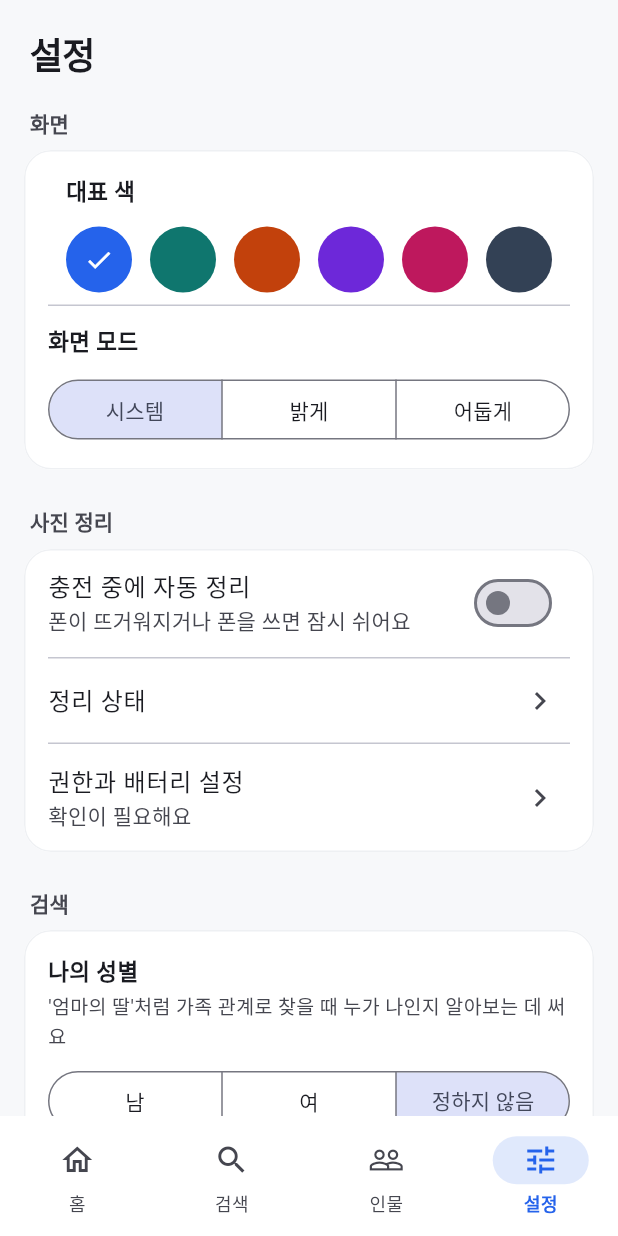
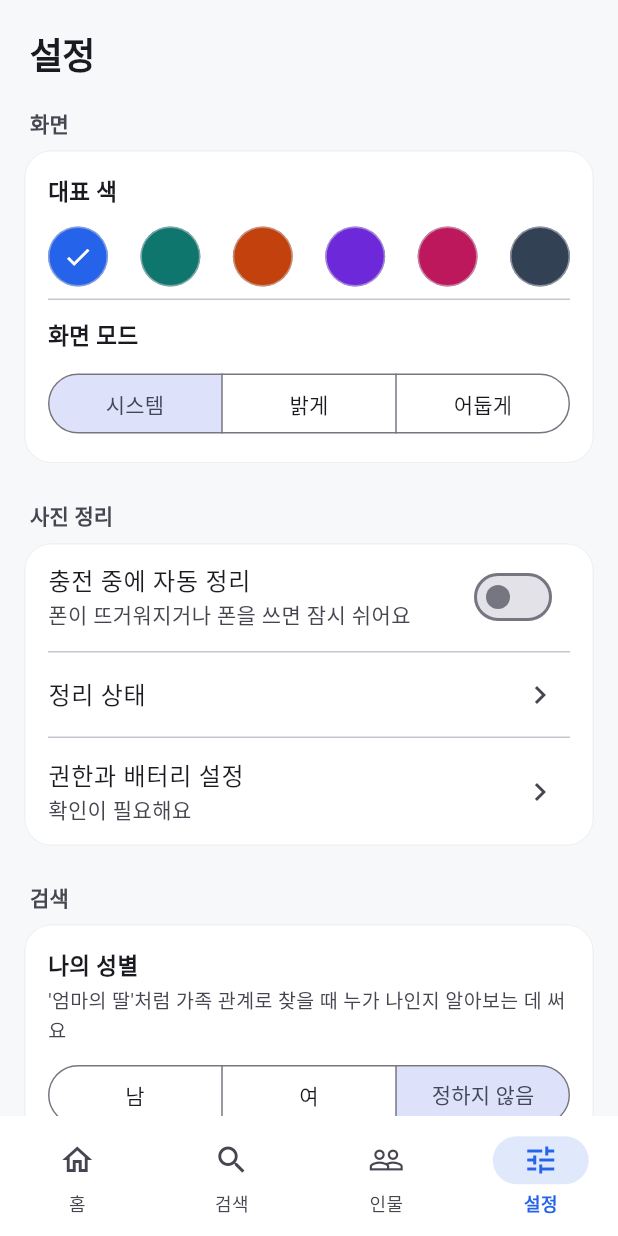
Before and after one commit to reddol18/photo_tracer, a Flutter app: the Shell screen opened directly, item 4 of the bottom bar chosen, on a phone screen of 412 x 824 dp. Run offline on Flutter 3.47's test engine with Material 3 defaults, Android fonts, the phone set to English and light mode, and no system bars.

Commit message:
화면 다듬기: 폰에서 확인하고 고친 것
폰(Redmi)에 release로 설치해 처음 실행부터 홈·사진 보기·인물·확인·검색·설정까지 눌러 보고 고쳤다.

- 사진 크게 보기: 썸네일(1024)을 늘려 써서 뭉개졌다 → 원본을 긴 변 1600px로 줄여 읽는 photo 채널(ImageDecoder, 회전 반영), 최근 8장만 메모리에
- 이 사람 맞나요?: 사진 속 얼굴이 작아 알아보기 어려웠다 → '이 얼굴'과 '등록한 얼굴'을 크게 나란히, 사진은 아래에.
  얼굴 조각 크기를 요청에 따라(faceThumb size, 96~384px)
- 홈: 한 장뿐인 순간(지나가다 찍은 사진이 많다)은 큰 카드 대신 한 줄 카드
- 자동 정리가 꺼져 있을 때 '오늘 밤이면 끝나요' 대신 '자동 정리를 켜면 이어서 해요'
- 검색 인물 칩: 검색어가 이름 그대로면 '이름: 이름(관계)'로 겹치지 않게
- 설정: 대표 색 6개가 줄을 넘어가고 제목이 들여 써지던 것, 어두운 화면에서 먹색이 안 보이던 것
- 사진 정보 시트가 폭을 다 쓰지 않던 것, 처음 실행에서 마지막 카드가 버튼에 붙던 것

공유·갤러리에서 열기는 폰에서 각각 공유 창·앱 고르기 창이 뜨는 것까지 확인했다.

Co-Authored-By: Claude Opus 5.5 <noreply@anthropic.com>
Claude-Session: https://claude.ai/code/session_012zh1kHwaVLLQ6nFo98kw4q

```diff
--- a/app/lib/ui/night.dart
+++ b/app/lib/ui/night.dart
@@ -36,6 +36,7 @@ part of '../main.dart';
 /// "약 3일 밤 남음" — 지난 밤 처리량을 모르면 첫날 안내
 String etaText(Status st) {
   if (st.allDone) return '완료';
+  if (!st.nightOn && !st.running) return '자동 정리를 켜면 이어서 해요';
   final n = st.nightsLeft;
   return n == null ? '처음 며칠 밤 걸려요' : n <= 1 ? '오늘 밤이면 끝나요' : '약 $n일 밤 남음';
 }
--- a/app/lib/ui/onboarding.dart
+++ b/app/lib/ui/onboarding.dart
@@ -70,6 +70,7 @@ class _OnboardingPageState extends State<OnboardingPage> with WidgetsBindingObse
                 children: const [_Promise(), _Permissions(), _NightGuide()],
               ),
             ),
+            const SizedBox(height: 16), // 길어서 스크롤되는 단계도 마지막 카드가 버튼에 붙지 않게
             FilledButton(
               style: FilledButton.styleFrom(minimumSize: const Size.fromHeight(54)),
               onPressed: next,
--- a/app/lib/ui/search.dart
+++ b/app/lib/ui/search.dart
@@ -104,7 +104,8 @@ class _SearchPageState extends State<SearchPage> {
           child: Row(mainAxisSize: MainAxisSize.min, children: [
             FaceAvatar(face: chosen.isEmpty ? null : people[chosen.first]?['face'] as int?, label: w['word'] as String, size: 26),
             const SizedBox(width: 6),
-            Text(w['word'] == whoLabel(chosen) ? whoLabel(chosen) : '${w['word']}: ${whoLabel(chosen)}'),
+            // 검색어가 이름 그대로면 "딸(딸)"처럼 겹치지 않게 이름만, 관계 말(엄마 등)이면 "엄마: 이름"
+            Text(whoLabel(chosen).startsWith(w['word'] as String) ? whoLabel(chosen) : '${w['word']}: ${whoLabel(chosen)}'),
             Icon(Icons.expand_more, size: 18, color: cs.onSurfaceVariant),
           ]),
         ),
--- a/app/lib/ui/settings.dart
+++ b/app/lib/ui/settings.dart
@@ -27,7 +27,7 @@ class _SettingsPageState extends State<SettingsPage> {
           padding: const EdgeInsets.fromLTRB(16, 0, 16, 16),
           child: Column(crossAxisAlignment: CrossAxisAlignment.stretch, children: [
             SectionLabel(title),
-            Card(child: Column(children: [for (var i = 0; i < children.length; i++) ...[if (i > 0) const Divider(height: 1, indent: 16, endIndent: 16), children[i]]])),
+            Card(child: Column(crossAxisAlignment: CrossAxisAlignment.stretch, children: [for (var i = 0; i < children.length; i++) ...[if (i > 0) const Divider(height: 1, indent: 16, endIndent: 16), children[i]]])),
           ]),
         );
     Widget link(String title, {String? sub, VoidCallback? onTap, Color? color}) => ListTile(
@@ -46,22 +46,22 @@ class _SettingsPageState extends State<SettingsPage> {
             child: Column(crossAxisAlignment: CrossAxisAlignment.start, children: [
               const Text('대표 색', style: TextStyle(fontSize: 15, fontWeight: FontWeight.w600)),
               const SizedBox(height: 12),
-              Wrap(spacing: 12, runSpacing: 12, children: [
+              // 한 줄에 6개: 좁은 폰에서도 줄이 넘어가지 않게 칸을 나눠 가진다. 어두운 화면에서 먹색이 묻히지 않게 옅은 테두리
+              Row(mainAxisAlignment: MainAxisAlignment.spaceBetween, children: [
                 for (var i = 0; i < Look.accents.length; i++)
                   Semantics(
                     label: Look.accents[i].$2,
                     selected: look.accentIndex == i,
                     button: true,
-                    child: InkWell(
-                      customBorder: const CircleBorder(),
+                    child: InkResponse(
+                      radius: 26,
                       onTap: () => Look.set(accent: i),
                       child: Container(
-                        width: 44, height: 44,
+                        width: 40, height: 40,
                         decoration: BoxDecoration(
                           shape: BoxShape.circle,
                           color: Look.accents[i].$1,
-                          border: Border.all(color: look.accentIndex == i ? Look.accents[i].$1 : Colors.transparent, width: 3),
-                          boxShadow: [BoxShadow(color: Theme.of(context).cardTheme.color!, spreadRadius: -6)],
+                          border: Border.all(color: cs.outlineVariant.withValues(alpha: 0.6)),
                         ),
                         child: look.accentIndex == i ? const Icon(Icons.check, color: Colors.white, size: 20) : null,
                       ),
--- a/app/lib/ui/viewer.dart
+++ b/app/lib/ui/viewer.dart
@@ -70,7 +70,7 @@ class _PhotoViewerState extends State<PhotoViewer> {
       builder: (context) => SafeArea(
         child: Padding(
           padding: const EdgeInsets.fromLTRB(24, 0, 24, 24),
-          child: Column(mainAxisSize: MainAxisSize.min, crossAxisAlignment: CrossAxisAlignment.start, children: [
+          child: Column(mainAxisSize: MainAxisSize.min, crossAxisAlignment: CrossAxisAlignment.stretch, children: [
             Text('사진 정보', style: Theme.of(context).textTheme.titleMedium),
             const SizedBox(height: 12),
             Text(m['taken'] == null ? '찍은 날을 몰라요' : '찍은 날 ${fmtDay(m['taken'] as int, year: true)} ${fmtTime(m['taken'] as int)}'),
```
Also changed, not shown: app/lib/ui/common.dart (+12 -3 lines), app/lib/ui/home.dart (+23 -0 lines), app/lib/ui/review.dart (+16 -12 lines), 1 other file.
